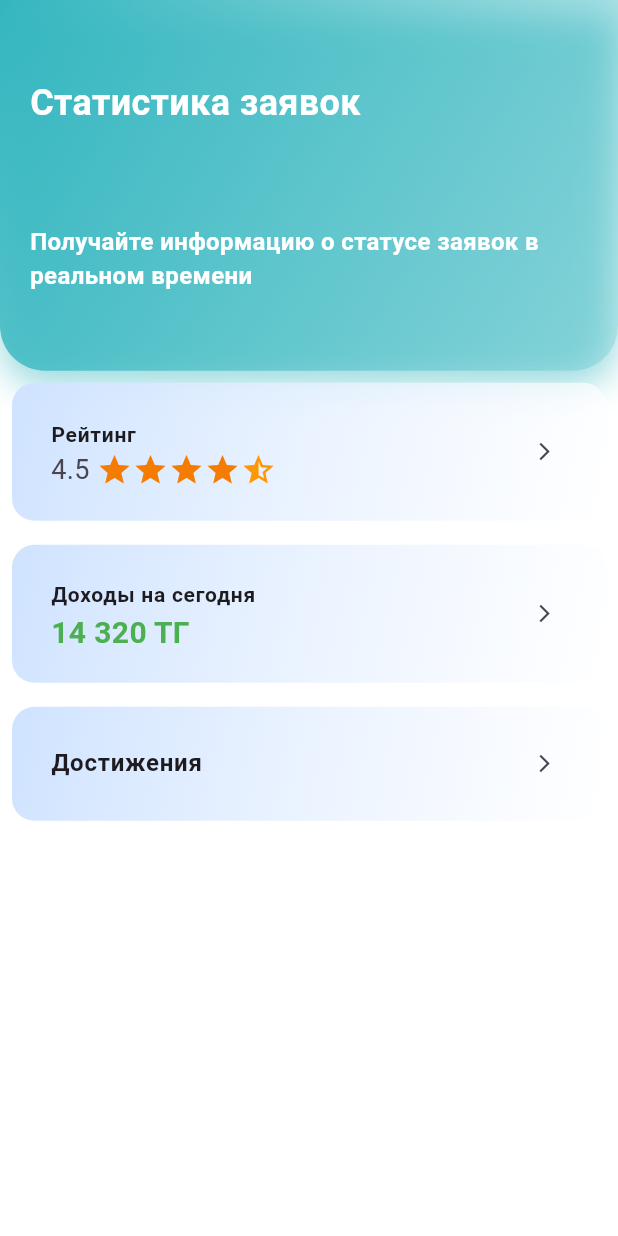
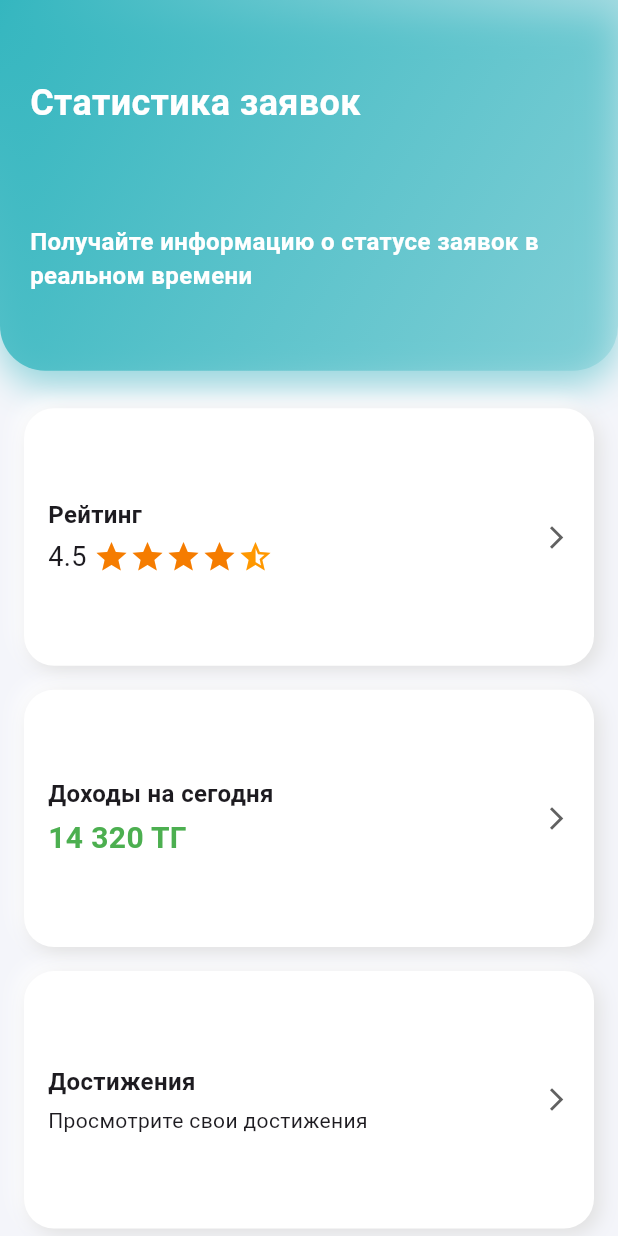
Before and after one commit to NurislamAiu/medcall_pro, a Flutter app: the StatisticsScreen screen opened directly, on a phone screen of 412 x 824 dp. Run offline on Flutter 3.47's test engine with Material 3 defaults, Android fonts, the phone set to English and light mode, and no system bars; our stand-ins replace flutter_multi_formatter, flutter_svg, get, iconsax, lottie, shared_preferences and 1 more; accounts and stored records are empty; network calls fail.

```diff
--- a/lib/screens/home/home_screen.dart
+++ b/lib/screens/home/home_screen.dart
@@ -1,5 +1,6 @@
 import 'package:flutter/material.dart';
 import 'package:lottie/lottie.dart';
+import 'package:medcall_pro/utils/size_screen.dart';
 import 'package:medcall_pro/widgets/custom_banner.dart';
 import 'package:shared_preferences/shared_preferences.dart';
 import 'package:table_calendar/table_calendar.dart';
@@ -92,8 +93,7 @@ class _HomeScreenState extends State<HomeScreen> {
             child: Center(
               child: Lottie.asset(
                 'assets/lottie/job.json',
-                width: 200,
-                height: 200,
+                height: ScreenSize(context).height * 0.3,
                 fit: BoxFit.cover,
               ),
             ),
--- a/lib/screens/statistics/statistics_screen.dart
+++ b/lib/screens/statistics/statistics_screen.dart
@@ -1,8 +1,6 @@
 import 'package:flutter/material.dart';
-import 'package:medcall_pro/utils/size_screen.dart';
-import 'package:medcall_pro/widgets/custom_banner.dart';
 
-import '../../utils/color_screen.dart';
+import '../../widgets/custom_banner.dart';
 
 class StatisticsScreen extends StatelessWidget {
   const StatisticsScreen({Key? key}) : super(key: key);
@@ -10,44 +8,29 @@ class StatisticsScreen extends StatelessWidget {
   @override
   Widget build(BuildContext context) {
     return Scaffold(
-      backgroundColor: Colors.white,
+      backgroundColor: const Color(0xFFF4F5FA),
       body: Column(
+          crossAxisAlignment: CrossAxisAlignment.start,
           children: [
             CustomBannerOur(
               title: 'Статистика заявок',
               subTitle: 'Получайте информацию о статусе заявок в реальном времени',
               isButton: false,
             ),
-          Padding(
-            padding: const EdgeInsets.all(8.0),
+            const SizedBox(height: 20),
+            Expanded(
+              child: Padding(
+                padding: const EdgeInsets.symmetric(horizontal: 16.0, vertical: 5),
                 child: Column(
                   children: [
-                // Блок "Рейтинг"
-                GestureDetector(
-                  onTap: () {},
-                  child: Container(
-                    decoration: BoxDecoration(
-                      borderRadius: BorderRadius.circular(15),
-                      gradient: const LinearGradient(
-                        colors: [ScreenColor.background, Colors.white70],
-                        begin: Alignment.topLeft,
-                        end: Alignment.bottomRight,
-                      ),
-                    ),
-                    padding: EdgeInsets.all(10),
-                    child: ListTile(
-                      title: const Text(
-                        'Рейтинг',
-                        style: TextStyle(
-                            fontWeight: FontWeight.bold, fontSize: 14),
-                      ),
+                    _buildNeumorphicCard(
+                      title: 'Рейтинг',
                       subtitle: Row(
                         children: [
                           const Text(
                             '4.5 ',
                             style: TextStyle(fontSize: 18),
                           ),
-                          // Условный пример отображения звёзд
                           Icon(Icons.star, color: Colors.orange[700]),
                           Icon(Icons.star, color: Colors.orange[700]),
                           Icon(Icons.star, color: Colors.orange[700]),
@@ -55,82 +38,95 @@ class StatisticsScreen extends StatelessWidget {
                           const Icon(Icons.star_half, color: Colors.orange),
                         ],
                       ),
-                      trailing: Icon(
-                        Icons.arrow_forward_ios_outlined,
-                        size: 14,
+                      icon: Icons.arrow_forward_ios_outlined,
+                      onTap: () {},
                     ),
-                    ),
-                  ),
-                ),
-
                     const SizedBox(height: 16),
-
-                // Блок "Доходы на сегодня"
-                Container(
-                  decoration: BoxDecoration(
-                    borderRadius: BorderRadius.circular(15),
-                    gradient: const LinearGradient(
-                      colors: [ScreenColor.background, Colors.white70],
-                      begin: Alignment.topLeft,
-                      end: Alignment.bottomRight,
-                    ),
-                  ),
-                  padding: EdgeInsets.all(10),
-                  child: ListTile(
-                    title: const Text(
-                      'Доходы на сегодня',
-                      style:
-                          TextStyle(fontWeight: FontWeight.bold, fontSize: 14),
-                    ),
-                    subtitle: Text(
-                      '14 320 ТГ', // подставьте актуальное значение
-                      style: const TextStyle(
+                    _buildNeumorphicCard(
+                      title: 'Доходы на сегодня',
+                      subtitle: const Text(
+                        '14 320 ТГ',
+                        style: TextStyle(
                           fontSize: 20,
                           fontWeight: FontWeight.bold,
                           color: Colors.green,
                         ),
                       ),
-                    trailing: Icon(
-                      Icons.arrow_forward_ios_outlined,
-                      size: 14,
+                      icon: Icons.arrow_forward_ios_outlined,
+                      onTap: () {},
                     ),
-                  ),
-                ),
-
                     const SizedBox(height: 16),
-
-                // Блок "Достижения"
-                GestureDetector(
+                    _buildNeumorphicCard(
+                      title: 'Достижения',
+                      subtitle: const Text('Просмотрите свои достижения'),
+                      icon: Icons.arrow_forward_ios_outlined,
                       onTap: () => Navigator.pushNamed(context, '/bonus'),
-                  child: SizedBox(
-                    width: double.infinity,
-                    child: Container(
-                      decoration: BoxDecoration(
-                        borderRadius: BorderRadius.circular(15),
-                        gradient: const LinearGradient(
-                          colors: [ScreenColor.background, Colors.white70],
-                          begin: Alignment.topLeft,
-                          end: Alignment.bottomRight,
-                        ),
-                      ),padding: EdgeInsets.all(10),
-                      child: ListTile(
-                        title: Text(
-                          'Достижения',
-                          style: TextStyle(
-                            fontWeight: FontWeight.bold,
-                            fontSize: 16,
-                          ),
-                        ),
-                        trailing: Icon(Icons.arrow_forward_ios_outlined, size: 14,),
-                      ),
-                    ),
-                  ),
                     ),
                   ],
+                ),
               ),
             ),
           ],
         ),
     );
   }
+
+
+  Widget _buildNeumorphicCard({
+    required String title,
+    required Widget subtitle,
+    required IconData icon,
+    VoidCallback? onTap,
+  }) {
+    return Expanded(
+      child: GestureDetector(
+        onTap: onTap,
+        child: Container(
+          decoration: BoxDecoration(
+            color: Colors.white,
+            borderRadius: BorderRadius.circular(20),
+            boxShadow: [
+              BoxShadow(
+                color: Colors.white,
+                offset: const Offset(-4, -4),
+                blurRadius: 10,
+              ),
+              BoxShadow(
+                color: Colors.grey.shade300,
+                offset: const Offset(4, 4),
+                blurRadius: 10,
+              ),
+            ],
+          ),
+          padding: const EdgeInsets.all(16),
+          child: Row(
+            children: [
+              Expanded(
+                child: Column(
+                  crossAxisAlignment: CrossAxisAlignment.start,
+                  mainAxisAlignment: MainAxisAlignment.center,
+                  children: [
+                    Text(
+                      title,
+                      style: const TextStyle(
+                        fontSize: 16,
+                        fontWeight: FontWeight.bold,
+                      ),
+                    ),
+                    const SizedBox(height: 4),
+                    subtitle,
+                  ],
+                ),
+              ),
+              Icon(
+                icon,
+                color: Colors.grey[700],
+                size: 18,
+              ),
+            ],
+          ),
+        ),
+      ),
+    );
   }
+}
```
Also changed, not shown: lib/screens/profile/profile_screen.dart (+11 -126 lines), lib/screens/profile/wigdets/profile_banner_widget.dart (added, +132 -0 lines), lib/screens/profile/wigdets/profile_general_info_widget.dart (added, +64 -0 lines), lib/screens/profile/wigdets/profile_more_info_widget.dart (added, +69 -0 lines), 1 other file. Lines whose indentation alone changed are shown as unchanged.
